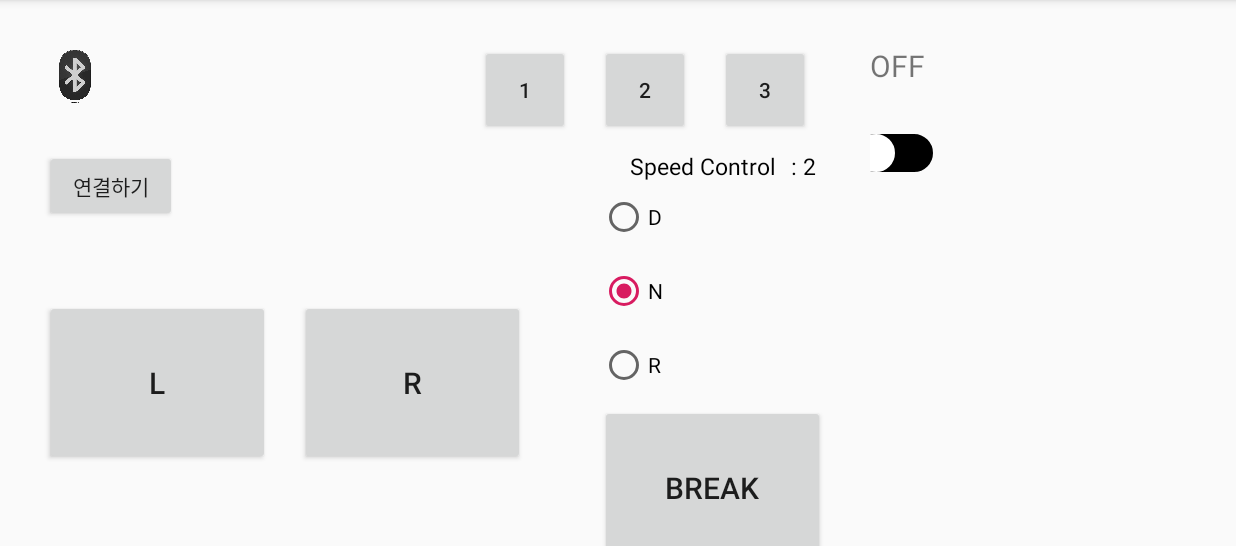
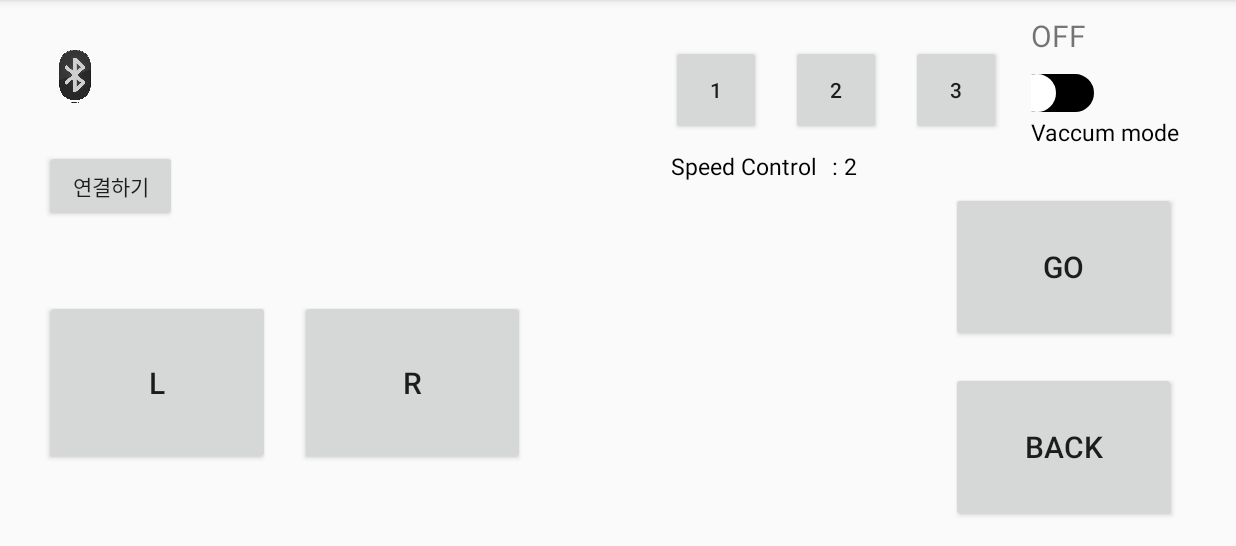
Before and after one commit to wjdgus221/Bluetooth_2, an Android app: the screen it shows after launch (MainActivity), on a phone screen of 824 x 412 dp (held sideways), the part 72-618 px from its top. Run offline under Robolectric (Android 15) with nearby library versions, the phone set to English and light mode, and no system bars.

Commit message:
send commit

```diff
--- a/app/src/main/java/com/cookandroid/bluetooth_2/MainActivity.java
+++ b/app/src/main/java/com/cookandroid/bluetooth_2/MainActivity.java
@@ -8,17 +8,13 @@ import android.bluetooth.BluetoothAdapter;
 import android.bluetooth.BluetoothDevice;
 import android.bluetooth.BluetoothSocket;
 import android.content.DialogInterface;
-import android.content.Intent;
 import android.os.Bundle;
-import android.os.Handler;
 import android.os.SystemClock;
 import android.view.MotionEvent;
 import android.view.View;
 import android.widget.Button;
 import android.widget.CompoundButton;
 import android.widget.ImageView;
-import android.widget.RadioButton;
-import android.widget.RadioGroup;
 import android.widget.Switch;
 import android.widget.TextView;
 import android.widget.Toast;
@@ -32,19 +28,13 @@ import java.util.Set;
 import java.util.UUID;
 
 public class MainActivity extends AppCompatActivity {
-    TextView mTvVaccum;
+    TextView mTvVaccum, mTvVaccum_2;
     TextView mTvSpd;
     ImageView mIvBluetooth;
-    Button mBtnConnect, mBtnBreak;
-    Button mBtnLeft;
-    Button mBtnRight;
-    Button mBtnOne;
-    Button mBtnTwo;
-    Button mBtnThr;
+    Button mBtnConnect;
+    Button mBtnLeft, mBtnRight, mBtnGo, mBtnBack;
+    Button mBtnOne, mBtnTwo, mBtnThr;
     Switch mSwVaccum;
-
-    RadioGroup mRdoGruoup;
-    RadioButton mRdoD, mRdoN, mRdoP;
 
     BluetoothAdapter mBluetoothAdapter;
     Set<BluetoothDevice> mPairedDevices;
@@ -54,9 +44,6 @@ public class MainActivity extends AppCompatActivity {
     BluetoothDevice mBluetoothDevice;
     BluetoothSocket mBluetoothSocket;
 
-
-    final static int BT_MESSAGE_READ = 2;
-    final static int BT_CONNECTING_STATUS = 3;
     final static UUID BT_UUID = UUID.fromString("00001101-0000-1000-8000-00805F9B34FB");
 
     @Override
@@ -65,6 +52,7 @@ public class MainActivity extends AppCompatActivity {
         setContentView(R.layout.activity_main);
 
         mTvVaccum = (TextView)findViewById(R.id.tvVaccum);
+        mTvVaccum_2 = (TextView)findViewById(R.id.tvVaccum_2);
         mTvSpd = (TextView)findViewById(R.id.tvSpd);
         mIvBluetooth = (ImageView) findViewById(R.id.ivBluetooth);
         mBtnConnect = (Button)findViewById(R.id.btnConnect);
@@ -73,17 +61,20 @@ public class MainActivity extends AppCompatActivity {
         mBtnOne = (Button)findViewById(R.id.btnOne);
         mBtnTwo = (Button)findViewById(R.id.btnTwo);
         mBtnThr = (Button)findViewById(R.id.btnThr);
-        mBtnBreak = (Button)findViewById(R.id.btnBreak);
+        mBtnGo = (Button)findViewById(R.id.btnGo);
+        mBtnBack = (Button)findViewById(R.id.btnBack);
         mSwVaccum = (Switch)findViewById(R.id.swVaccum);
-        mRdoGruoup = (RadioGroup)findViewById(R.id.rdoGroup);
-        mRdoD = (RadioButton)findViewById(R.id.rdoD);
-        mRdoN = (RadioButton)findViewById(R.id.rdoN);
-        mRdoP = (RadioButton)findViewById(R.id.rdoP);
 
         mBluetoothAdapter = BluetoothAdapter.getDefaultAdapter();
 
         mIvBluetooth.setImageResource(R.drawable.blacktooth);
 
+        mBtnConnect.setOnClickListener(new Button.OnClickListener() {
+            @Override
+            public void onClick(View view) {
+                listPairedDevices();
+            }
+        });
 
         mBtnLeft.setOnTouchListener(new View.OnTouchListener() {
             @Override
@@ -121,6 +112,42 @@ public class MainActivity extends AppCompatActivity {
             }
         });
 
+        mBtnGo.setOnTouchListener(new View.OnTouchListener() {
+            @Override
+            public boolean onTouch(View v, MotionEvent event) {
+                int status = event.getAction();
+                if(status == MotionEvent.ACTION_DOWN){
+                    if(mThreadConnectedBluetooth != null) {
+                        mThreadConnectedBluetooth.write("g");
+                    }
+                }
+                if(status == MotionEvent.ACTION_UP){
+                    if(mThreadConnectedBluetooth != null) {
+                        mThreadConnectedBluetooth.write("gr");
+                    }
+                }
+                return false;
+            }
+        });
+
+        mBtnBack.setOnTouchListener(new View.OnTouchListener() {
+            @Override
+            public boolean onTouch(View v, MotionEvent event) {
+                int status = event.getAction();
+                if(status == MotionEvent.ACTION_DOWN){
+                    if(mThreadConnectedBluetooth != null) {
+                        mThreadConnectedBluetooth.write("b");
+                    }
+                }
+                if(status == MotionEvent.ACTION_UP){
+                    if(mThreadConnectedBluetooth != null) {
+                        mThreadConnectedBluetooth.write("br");
+                    }
+                }
+                return false;
+            }
+        });
+
         mBtnOne.setOnClickListener(new Button.OnClickListener() {
             @Override
             public void onClick(View view) {
@@ -150,42 +177,6 @@ public class MainActivity extends AppCompatActivity {
             }
         });
 
-        mBtnBreak.setOnTouchListener(new View.OnTouchListener() {
-            @Override
-            public boolean onTouch(View v, MotionEvent event) {
-                int status = event.getAction();
-                if(status == MotionEvent.ACTION_DOWN){
-                    if(mThreadConnectedBluetooth != null) {
-                        mThreadConnectedBluetooth.write("s");
-                    }
-                }
-                if(status == MotionEvent.ACTION_UP){
-                    if(mThreadConnectedBluetooth != null) {
-                        mThreadConnectedBluetooth.write("sr");
-                    }
-                }
-                return false;
-            }
-        });
-
-        mRdoGruoup.setOnCheckedChangeListener(new RadioGroup.OnCheckedChangeListener() {
-            @Override
-            public void onCheckedChanged(RadioGroup group, int checkedId) {
-                if(checkedId == R.id.rdoD){
-                    if(mThreadConnectedBluetooth != null) {
-                        mThreadConnectedBluetooth.write("D");
-                    }
-                } else if(checkedId == R.id.rdoN){
-                    if(mThreadConnectedBluetooth != null) {
-                        mThreadConnectedBluetooth.write("N");
-                    }
-                } else if(checkedId == R.id.rdoP){
-                    if(mThreadConnectedBluetooth != null) {
-                        mThreadConnectedBluetooth.write("P");
-                    }
-                }
-            }
-        });
 
 
         mSwVaccum.setOnCheckedChangeListener(new CompoundButton.OnCheckedChangeListener(){
--- a/app/src/main/res/layout/activity_main.xml
+++ b/app/src/main/res/layout/activity_main.xml
@@ -48,72 +48,53 @@
         app:layout_constraintTop_toTopOf="@+id/btnLeft" />
 
     <Button
-        android:id="@+id/btnBreak"
+        android:id="@+id/btnGo"
         android:layout_width="150dp"
-        android:layout_height="110dp"
-        android:text="Break"
+        android:layout_height="100dp"
+        android:text="Go"
         android:textSize="20dp"
-        app:layout_constraintStart_toStartOf="@+id/btnTwo"
-        app:layout_constraintTop_toBottomOf="@+id/rdoGroup" />
+        android:layout_marginRight="40dp"
+        android:layout_marginBottom="20dp"
+        app:layout_constraintEnd_toEndOf="parent"
+        app:layout_constraintBottom_toTopOf="@+id/btnBack"/>
 
 
-    <RadioGroup
-        android:id="@+id/rdoGroup"
-        android:layout_width="67dp"
-        android:layout_height="150dp"
-        android:layout_marginLeft="50dp"
-        android:layout_marginTop="30dp"
-        android:orientation="vertical"
-        app:layout_constraintLeft_toRightOf="@id/btnRight"
-        app:layout_constraintTop_toBottomOf="@id/btnOne">
-
-        <RadioButton
-            android:id="@+id/rdoD"
-            android:layout_width="match_parent"
-            android:layout_height="49dp"
-            android:text="D" />
-
-        <RadioButton
-            android:id="@+id/rdoN"
-            android:layout_width="match_parent"
-            android:layout_height="49dp"
-            android:checked="true"
-            android:text="N" />
-        />
-
-        <RadioButton
-            android:id="@+id/rdoP"
-            android:layout_width="match_parent"
-            android:layout_height="49dp"
-            android:text="R" />
-        />
-
-    </RadioGroup>
+    <Button
+        android:id="@+id/btnBack"
+        android:layout_width="150dp"
+        android:layout_height="100dp"
+        android:layout_marginEnd="40dp"
+        android:layout_marginRight="40dp"
+        android:layout_marginBottom="16dp"
+        android:text="Back"
+        android:textSize="20dp"
+        app:layout_constraintBottom_toBottomOf="parent"
+        app:layout_constraintEnd_toEndOf="parent"/>
 
     <Button
         android:id="@+id/btnOne"
         android:layout_width="60dp"
         android:layout_height="60dp"
-        android:layout_marginLeft="250dp"
+        android:layout_marginRight="20dp"
         android:text="1"
-        app:layout_constraintStart_toEndOf="@+id/ivBluetooth"
-        app:layout_constraintTop_toTopOf="@+id/ivBluetooth" />
+        app:layout_constraintEnd_toStartOf="@+id/btnTwo"
+        app:layout_constraintTop_toTopOf="@+id/btnThr" />
     <Button
         android:id="@+id/btnTwo"
         android:layout_width="60dp"
         android:layout_height="60dp"
-        android:layout_marginLeft="20dp"
+        android:layout_marginRight="20dp"
         android:text="2"
-        app:layout_constraintStart_toEndOf="@+id/btnOne"
-        app:layout_constraintTop_toTopOf="@+id/btnOne" />
+        app:layout_constraintEnd_toStartOf="@+id/btnThr"
+        app:layout_constraintTop_toTopOf="@+id/btnThr" />
     <Button
         android:id="@+id/btnThr"
         android:layout_width="60dp"
         android:layout_height="60dp"
-        android:layout_marginLeft="20dp"
+        android:layout_marginRight="20dp"
         android:text="3"
-        app:layout_constraintStart_toEndOf="@+id/btnTwo"
-        app:layout_constraintTop_toTopOf="@+id/btnTwo" />
+        app:layout_constraintEnd_toStartOf="@id/swVaccum"
+        app:layout_constraintTop_toTopOf="@+id/ivBluetooth" />
 
     <TextView
         android:id="@+id/tvSpd"
@@ -132,11 +113,10 @@
         android:layout_width="wrap_content"
         android:layout_height="wrap_content"
         android:layout_marginTop="10dp"
-        android:layout_marginLeft="40dp"
         android:text="Speed Control"
         android:textColor="#000000"
         android:textSize="15dp"
-        app:layout_constraintStart_toEndOf="@+id/btnOne"
+        app:layout_constraintStart_toStartOf="@+id/btnOne"
         app:layout_constraintTop_toBottomOf="@+id/btnThr"/>
 
 
@@ -144,21 +124,32 @@
         android:id="@+id/tvVaccum"
         android:layout_width="wrap_content"
         android:layout_height="wrap_content"
-        android:layout_marginLeft="40dp"
+        android:layout_marginTop="10dp"
+        android:layout_marginRight="100dp"
         android:text="OFF"
         android:textSize="20dp"
-        app:layout_constraintStart_toEndOf="@+id/btnThr"
-        app:layout_constraintTop_toTopOf="@+id/btnThr" />
+        app:layout_constraintEnd_toEndOf="parent"
+        app:layout_constraintTop_toTopOf="parent" />
 
     <Switch
         android:id="@+id/swVaccum"
         android:layout_width="42dp"
         android:layout_height="30dp"
-        android:layout_marginTop="30dp"
+        android:layout_marginTop="10dp"
         android:switchMinWidth="20dp"
         android:thumb="@drawable/switch_thumb_selector"
         android:track="@drawable/switch_track_selector"
         app:layout_constraintStart_toStartOf="@+id/tvVaccum"
         app:layout_constraintTop_toBottomOf="@+id/tvVaccum" />
 
+    <TextView
+        android:id="@+id/tvVaccum_2"
+        android:layout_width="wrap_content"
+        android:layout_height="wrap_content"
+        android:textColor="#000000"
+        android:text="Vaccum mode"
+        android:textSize="15dp"
+        app:layout_constraintLeft_toLeftOf="@+id/swVaccum"
+        app:layout_constraintTop_toBottomOf="@+id/swVaccum"/>
+
 </androidx.constraintlayout.widget.ConstraintLayout>
```
Also changed, not shown: app/src/main/AndroidManifest.xml (indentation only).
